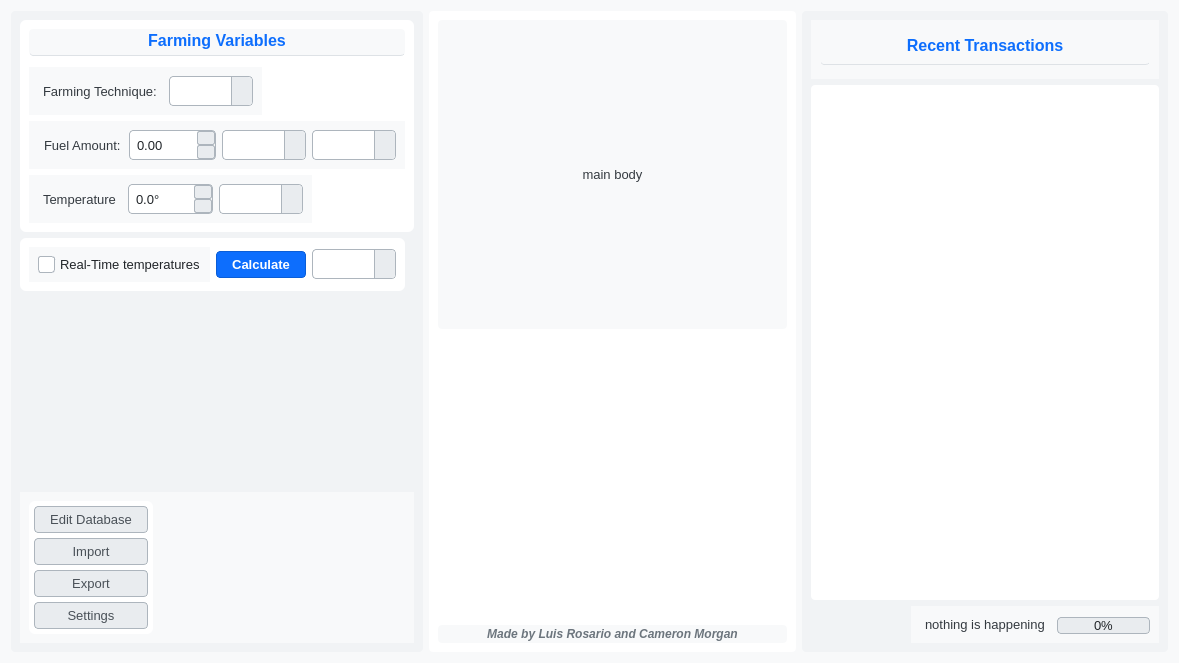
Before: the Qt Designer form src/data/resources/GUI_files/generalTabWidget.ui in Luis-Rosario-Alers/CarbonCalculator, drawn with Qt 5.
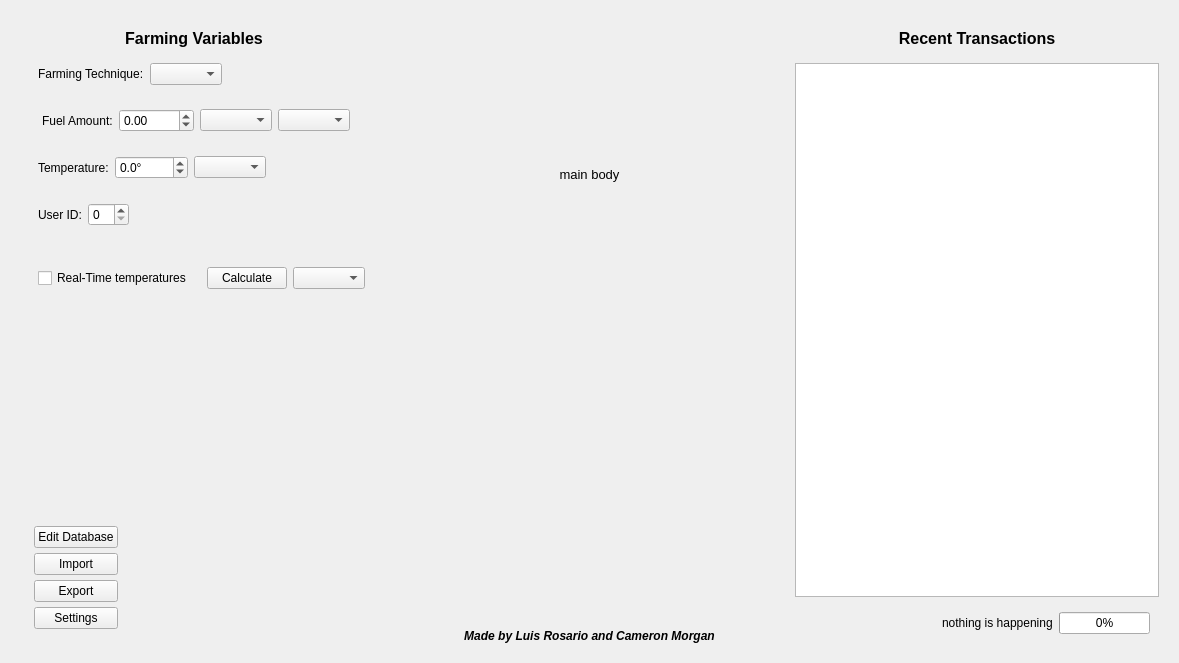
After: the same form once the commit is applied. Icons and pictures are not drawn.

Commit message: :art: update UI components and styles, add preferred user ID setting, and enhance spinbox controls - Refactor UI files to include icon resources - Modify database model to ensure user IDs are strings - Update settings to include preferred user ID - Improve light and dark theme styles for spinbox controls

Diff of the .ui file:
```diff
--- a/src/data/resources/GUI_files/generalTabWidget.ui
+++ b/src/data/resources/GUI_files/generalTabWidget.ui
@@ -20,323 +20,7 @@
    <bool>false</bool>
   </property>
   <property name="styleSheet">
-   <string notr="true">/* Main Application Style */
-QWidget, QMainWindow {
-    background-color: #f8f9fa;
-    color: #212529;
-    font-family: 'Segoe UI', Arial, sans-serif;
-    font-size: 10pt;
-}
-
-/* MainWindow specific */
-QMainWindow {
-    border: none;
-}
-
-QMainWindow::separator {
-    background-color: #dee2e6;
-    width: 1px;
-    height: 1px;
-}
-
-QStatusBar {
-    background-color: #f1f3f5;
-    color: #495057;
-    border-top: 1px solid #dee2e6;
-}
-
-/* Menu styling */
-QMenuBar {
-    background-color: #f8f9fa;
-    border-bottom: 1px solid #dee2e6;
-}
-
-QMenuBar::item {
-    background-color: transparent;
-    padding: 4px 10px;
-    border-radius: 3px;
-}
-
-QMenuBar::item:selected, QMenuBar::item:pressed {
-    background-color: #e9ecef;
-}
-
-QMenu {
-    background-color: #ffffff;
-    border: 1px solid #adb5bd;
-    border-radius: 4px;
-    padding: 2px;
-}
-
-QMenu::item {
-    padding: 5px 30px 5px 20px;
-    border-radius: 3px;
-    min-width: 150px;
-}
-
-QMenu::item:selected {
-    background-color: #e9ecef;
-    color: #212529;
-}
-
-QMenu::icon {
-    padding-left: 10px;
-}
-
-QMenu::separator {
-    height: 1px;
-    background-color: #dee2e6;
-    margin: 3px 10px;
-}
-
-QMenu::indicator {
-    width: 15px;
-    height: 15px;
-    padding-left: 5px;
-}
-
-/* Labels */
-QLabel {
-    color: #343a40;
-    padding: 2px;
-}
-
-QLabel#farmingVariablesLabel, QLabel#recentTransactionsHeaderLabel {
-    font-size: 12pt;
-    font-weight: bold;
-    color: #0d6efd;
-    border-bottom: 1px solid #dee2e6;
-    padding-bottom: 5px;
-    margin-bottom: 5px;
-}
-
-QLabel#madeByCreditsLabel {
-    color: #6c757d;
-    font-size: 9pt;
-}
-
-/* Buttons - Only interactive elements have borders */
-QPushButton {
-    background-color: #e9ecef;
-    border: 1px solid #adb5bd;
-    border-radius: 4px;
-    padding: 5px 15px;
-    color: #495057;
-}
-
-QPushButton:hover {
-    background-color: #dee2e6;
-    border-color: #6c757d;
-}
-
-QPushButton:pressed {
-    background-color: #ced4da;
-    border-color: #495057;
-}
-
-QPushButton#calculateContainerPushButton {
-    background-color: #0d6efd;
-    color: white;
-    font-weight: bold;
-    border-color: #0b5ed7;
-}
-
-QPushButton#calculateContainerPushButton:hover {
-    background-color: #0b5ed7;
-    border-color: #0a58ca;
-}
-
-QPushButton#calculateContainerPushButton:pressed {
-    background-color: #0a58ca;
-    border-color: #0a53be;
-}
-
-/* ComboBoxes */
-QComboBox {
-    border: 1px solid #adb5bd;
-    border-radius: 4px;
-    padding: 3px 5px;
-    background-color: white;
-    min-height: 22px;
-}
-
-QComboBox::drop-down {
-    subcontrol-origin: padding;
-    subcontrol-position: top right;
-    width: 20px;
-    border-left: 1px solid #adb5bd;
-    border-top-right-radius: 4px;
-    border-bottom-right-radius: 4px;
-    background-color: #e9ecef;
-}
-
-QComboBox::down-arrow {
-    image: url(:/icons/svgs/solid/chevron-down.svg);
-    width: 12px;
-    height: 12px;
-}
-
-QComboBox:on {
-    border-bottom-left-radius: 0;
-    border-bottom-right-radius: 0;
-    border-color: #6c757d;
-}
-
-QComboBox:hover {
-    border-color: #6c757d;
-}
-
-QComboBox QAbstractItemView {
-    border: 1px solid #adb5bd;
-    background-color: white;
-    selection-background-color: #0d6efd;
-    selection-color: white;
-}
-
-/* Spin Boxes */
-QDoubleSpinBox {
-    border: 1px solid #adb5bd;
-    border-radius: 4px;
-    padding: 3px 5px;
-    background-color: white;
-    min-height: 22px;
-}
-
-QDoubleSpinBox::up-button, QDoubleSpinBox::down-button {
-    background-color: #e9ecef;
-    border: 1px solid #adb5bd;
-    border-radius: 2px;
-    width: 16px;
-}
-
-QDoubleSpinBox::up-button:hover, QDoubleSpinBox::down-button:hover {
-    background-color: #dee2e6;
-    border-color: #6c757d;
-}
-
-QDoubleSpinBox::up-button:pressed, QDoubleSpinBox::down-button:pressed {
-    background-color: #ced4da;
-    border-color: #495057;
-}
-
-/* CheckBox */
-QCheckBox {
-    spacing: 5px;
-}
-
-QCheckBox::indicator {
-    width: 15px;
-    height: 15px;
-    border: 1px solid #adb5bd;
-    border-radius: 3px;
-    background-color: white;
-}
-
-QCheckBox::indicator:checked {
-    background-color: #0d6efd;
-    border-color: #0b5ed7;
-    image: url(:/icons/svgs/solid/check.svg);
-}
-
-QCheckBox::indicator:hover {
-    border-color: #0d6efd;
-}
-
-/* TableView - Keep borders on data views */
-QTableView {
-    background-color: white;
-    border: 2px solid #adb5bd;
-    border-radius: 4px;
-    gridline-color: #e9ecef;
-    selection-background-color: #cfe2ff;
-    selection-color: #212529;
-}
-
-QTableView::item {
-    padding: 5px;
-}
-
-QTableView::item:hover {
-    background-color: #f1f3f5;
-}
-
-QHeaderView::section {
-    background-color: #e9ecef;
-    border: none;
-    border-right: 1px solid #adb5bd;
-    border-bottom: 1px solid #adb5bd;
-    padding: 5px;
-    font-weight: bold;
-}
-
-/* ProgressBar */
-QProgressBar {
-    border: 1px solid #adb5bd;
-    border-radius: 4px;
-    background-color: #e9ecef;
-    text-align: center;
-    color: #212529;
-    height: 14px;
-}
-
-QProgressBar::chunk {
-    background-color: #0d6efd;
-    border-radius: 3px;
-}
-
-/* Frames and Panels - Remove borders from containers */
-QFrame {
-    border: none;
-    border-radius: 4px;
-}
-
-/* Container widgets styling - No borders for better blending */
-#farmingVariablesWidget, #calculateContainerWidget, #moreWidget {
-    background-color: white;
-    border-radius: 6px;
-    padding: 5px;
-}
-
-#leftBar, #rightBar {
-    background-color: #f1f3f5;
-    border-radius: 4px;
-}
-
-#mainBody {
-    background-color: white;
-    border-radius: 4px;
-}
-
-/* Toolbar styling */
-QToolBar {
-    background-color: #f8f9fa;
-    border-bottom: 1px solid #dee2e6;
-    spacing: 2px;
-    padding: 2px;
-}
-
-QToolBar::separator {
-    width: 1px;
-    background-color: #adb5bd;
-    margin: 0 4px;
-}
-
-QToolButton {
-    background-color: transparent;
-    border: 1px solid transparent;
-    border-radius: 3px;
-    padding: 3px;
-}
-
-QToolButton:hover {
-    background-color: #e9ecef;
-    border-color: #adb5bd;
-}
-
-QToolButton:pressed {
-    background-color: #dee2e6;
-    border-color: #6c757d;
-}</string>
+   <string notr="true"/>
   </property>
   <layout class="QHBoxLayout" name="horizontalLayout">
    <item>
@@ -497,7 +181,7 @@
             <item alignment="Qt::AlignmentFlag::AlignLeft">
              <widget class="QLabel" name="label">
               <property name="text">
-               <string>Temperature</string>
+               <string>Temperature:</string>
               </property>
              </widget>
             </item>
@@ -542,6 +226,22 @@
            </layout>
           </widget>
          </item>
+         <item alignment="Qt::AlignmentFlag::AlignLeft">
+          <widget class="QWidget" name="userIDContainerWidget" native="true">
+           <layout class="QHBoxLayout" name="horizontalLayout_5">
+            <item alignment="Qt::AlignmentFlag::AlignLeft">
+             <widget class="QLabel" name="userIDLabel">
+              <property name="text">
+               <string>User ID:</string>
+              </property>
+             </widget>
+            </item>
+            <item>
+             <widget class="QSpinBox" name="userIDSpinBox"/>
+            </item>
+           </layout>
+          </widget>
+         </item>
         </layout>
        </widget>
       </item>
```
The commit also changes 21 other files.
